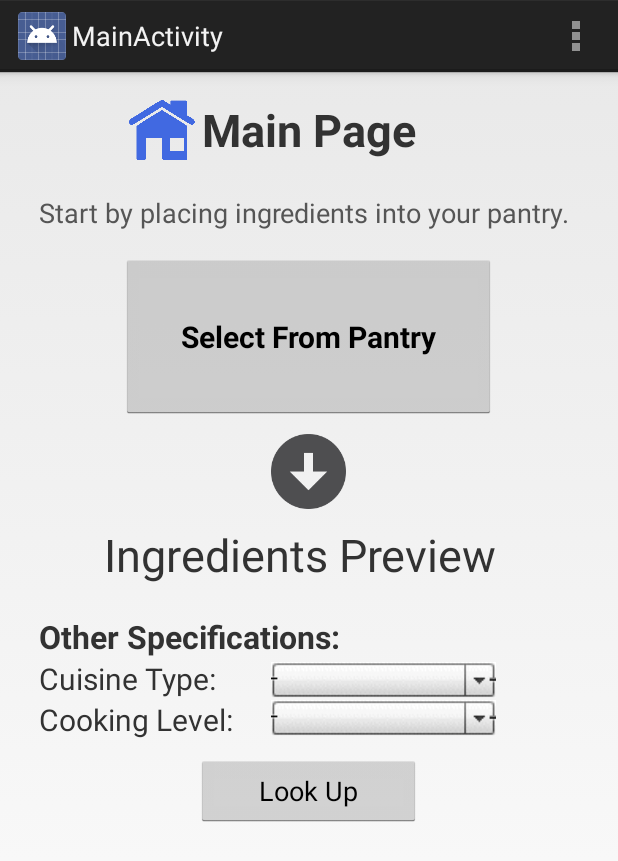
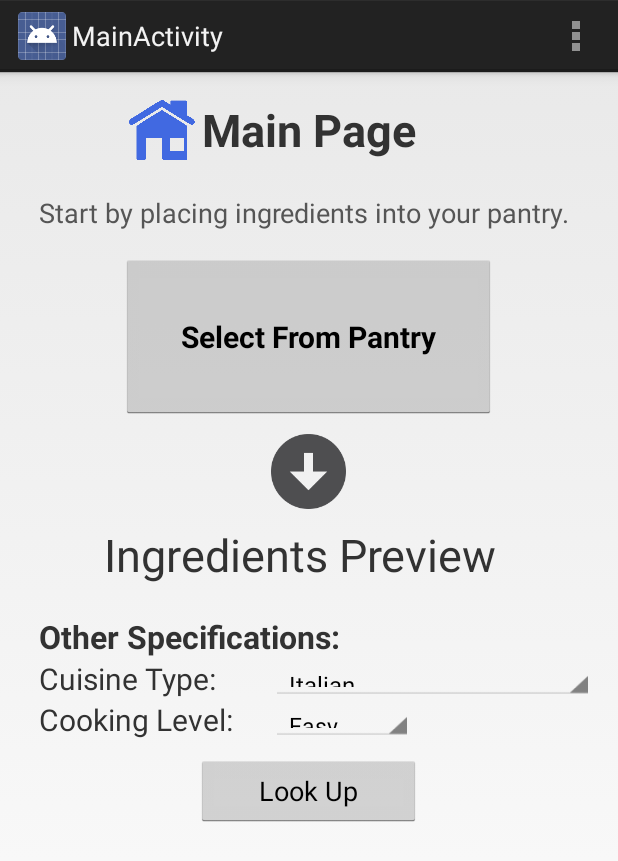
Before and after one commit to dcdinicola/Group_App_Working_Folder_The_Pantry_Planner, an Android app: the MainActivity screen opened directly, with no data from a screen before it, on a phone screen of 412 x 824 dp. Shown: the top 861 px of the screen. Run offline under Robolectric (Android 15) with nearby library versions, the phone set to English and light mode, and no system bars.

Commit message:
added two spinners
added two spinners (cooking type and cooking level) to the main
activity xml and also added the content of the strings to the
strings.xml file in resources

```diff
--- a/MyFirstApplication-2/app/src/main/res/layout/activity_main.xml
+++ b/MyFirstApplication-2/app/src/main/res/layout/activity_main.xml
@@ -145,26 +145,26 @@
         android:layout_marginTop="10dp"
         android:onClick="lookUpRecipe" />
 
-    <ImageView
-        android:layout_width="wrap_content"
-        android:layout_height="25dp"
-        android:id="@+id/imageView2"
-        android:src="@drawable/dropdown"
+    <Spinner
+        android:layout_width="300dp"
+        android:layout_height="wrap_content"
+        android:id="@+id/spinner"
+        android:entries="@array/cuisine_type"
+        android:layout_alignRight="@+id/space2"
+        android:layout_alignEnd="@+id/space2"
         android:layout_alignLeft="@+id/imageView"
         android:layout_alignStart="@+id/imageView"
-        android:layout_above="@+id/textView4"
-        android:layout_alignRight="@+id/textView"
-        android:layout_alignEnd="@+id/textView" />
+        android:layout_alignTop="@+id/textView3"
+        android:layout_above="@+id/textView4" />
 
-    <ImageView
+    <Spinner
         android:layout_width="wrap_content"
-        android:layout_height="25dp"
-        android:id="@+id/imageView3"
-        android:src="@drawable/dropdown"
-        android:layout_below="@+id/imageView2"
-        android:layout_alignLeft="@+id/imageView2"
-        android:layout_alignStart="@+id/imageView2"
-        android:layout_alignRight="@+id/imageView2"
-        android:layout_alignEnd="@+id/imageView2" />
+        android:layout_height="wrap_content"
+        android:id="@+id/spinner2"
+        android:layout_below="@+id/textView3"
+        android:layout_alignLeft="@+id/spinner"
+        android:layout_alignStart="@+id/spinner"
+        android:layout_above="@+id/button4"
+        android:entries="@array/cooking_level"/>
 
 </RelativeLayout>
--- a/MyFirstApplication-2/app/src/main/res/values/strings.xml
+++ b/MyFirstApplication-2/app/src/main/res/values/strings.xml
@@ -23,4 +23,19 @@
     <!-- adding string to attempt to remove a pantry popup error -->
     <string name="veggies">PantryPopupActivity</string>
 
+
+    <string-array name="cuisine_type">
+        <item>Italian</item>
+        <item>Thai</item>
+        <item>Mexican</item>
+        <item>Chinese</item>
+    </string-array>
+
+    <string-array name="cooking_level">
+        <item>Easy</item>
+        <item>Medium</item>
+        <item>Difficult</item>
+    </string-array>
+
+
 </resources>
```
